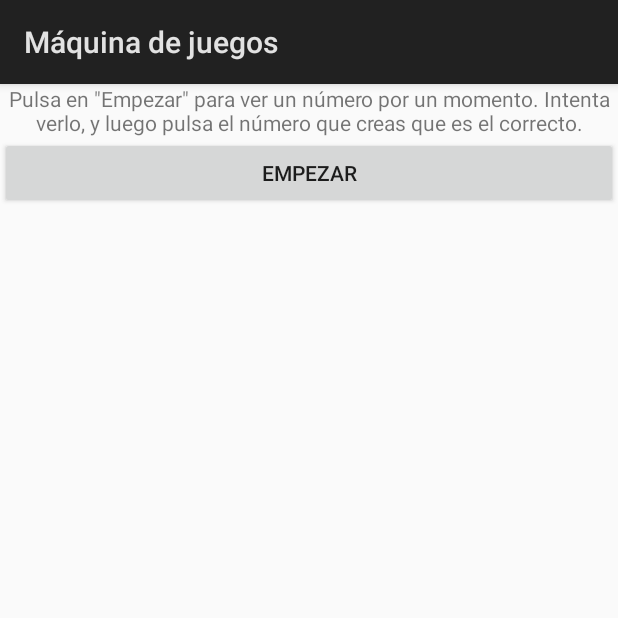
After one commit to JuanAntonioRomero/introduccion-a-android, an Android app: the SnapGameActivity screen opened directly, with no data from a screen before it, on a phone screen of 412 x 824 dp, the top half of it. The commit adds this screen. Run offline under Robolectric (Android 15) with nearby library versions, the phone set to English and light mode, and no system bars.

Commit message:
Workshop - Step 6: Snap game

```diff
--- a/app/src/main/AndroidManifest.xml
+++ b/app/src/main/AndroidManifest.xml
@@ -19,6 +19,7 @@
         <activity android:name=".GuessGameActivity"/>
         <activity android:name=".AdventureGameActivity"/>
         <activity android:name=".MemoryGameActivity"/>
+        <activity android:name=".SnapGameActivity"/>
     </application>
 
 </manifest>
--- a/app/src/main/java/com/example/everis/android/introduccionaandroid/MainActivity.java
+++ b/app/src/main/java/com/example/everis/android/introduccionaandroid/MainActivity.java
@@ -48,5 +48,14 @@ public class MainActivity extends Activity {
                 startActivity(intent);
             }
         });
+
+        Button snapGameButton = findViewById(R.id.button_game_snap);
+        snapGameButton.setOnClickListener(new View.OnClickListener() {
+            @Override
+            public void onClick(View view) {
+                Intent intent = new Intent(MainActivity.this, SnapGameActivity.class);
+                startActivity(intent);
+            }
+        });
     }
 }
--- /dev/null
+++ b/app/src/main/java/com/example/everis/android/introduccionaandroid/SnapGameActivity.java
@@ -0,0 +1,96 @@
+package com.example.everis.android.introduccionaandroid;
+
+import android.app.Activity;
+import android.os.Bundle;
+import android.text.TextUtils;
+import android.view.View;
+import android.widget.Button;
+import android.widget.LinearLayout;
+import android.widget.TextView;
+
+import java.util.ArrayList;
+import java.util.List;
+import java.util.Random;
+
+public class SnapGameActivity extends Activity {
+
+    private static final int NUMBER_DELAY = 500;
+
+    private TextView mPromptTextView;
+    private TextView mNumberTextView;
+    private LinearLayout mButtonsLayout;
+    private List<Button> mButtons;
+
+    private Random mRandom = new Random();
+    private String mTargetNumber;
+
+    @Override
+    protected void onCreate(Bundle savedInstanceState) {
+        super.onCreate(savedInstanceState);
+        setContentView(R.layout.activity_snap);
+
+        mPromptTextView = findViewById(R.id.prompt);
+        mPromptTextView.setText(R.string.snap_prompt);
+
+        mNumberTextView = findViewById(R.id.number);
+        mButtonsLayout = findViewById(R.id.layout_buttons);
+
+        initializeButtons();
+
+        findViewById(R.id.button_start).setOnClickListener(new View.OnClickListener() {
+            @Override
+            public void onClick(View view) {
+                startNewGame();
+            }
+        });
+    }
+
+    private void initializeButtons() {
+        mButtons = new ArrayList<>();
+        mButtons.add((Button) findViewById(R.id.button_option1));
+        mButtons.add((Button) findViewById(R.id.button_option2));
+        mButtons.add((Button) findViewById(R.id.button_option3));
+        mButtons.add((Button) findViewById(R.id.button_option4));
+        mButtons.add((Button) findViewById(R.id.button_option5));
+
+        View.OnClickListener listener = new View.OnClickListener() {
+            @Override
+            public void onClick(View view) {
+                mButtonsLayout.setVisibility(View.INVISIBLE);
+                mNumberTextView.setVisibility(View.VISIBLE);
+                if (TextUtils.equals(((Button) view).getText(), mTargetNumber)) {
+                    mPromptTextView.setText(R.string.snap_win);
+                } else {
+                    mPromptTextView.setText(R.string.snap_lose);
+                }
+            }
+        };
+
+        for (Button button : mButtons) {
+            button.setOnClickListener(listener);
+        }
+    }
+
+    private void startNewGame() {
+        mTargetNumber = generateFourDigitNumber();
+        mNumberTextView.setText(mTargetNumber);
+
+        int correctAnswerIndex = Math.abs(mRandom.nextInt() % mButtons.size());
+        for (int i = 0; i < mButtons.size(); i++) {
+            mButtons.get(i).setText(i == correctAnswerIndex ? mTargetNumber : generateFourDigitNumber());
+        }
+
+        mNumberTextView.setVisibility(View.VISIBLE);
+        Utils.runOnUIThread(new Runnable() {
+            @Override
+            public void run() {
+                mNumberTextView.setVisibility(View.INVISIBLE);
+                mButtonsLayout.setVisibility(View.VISIBLE);
+            }
+        }, NUMBER_DELAY);
+    }
+
+    private String generateFourDigitNumber() {
+        return String.format("%04d", Math.abs(mRandom.nextInt() % 9999));
+    }
+}
--- /dev/null
+++ b/app/src/main/res/layout/activity_snap.xml
@@ -0,0 +1,60 @@
+<?xml version="1.0" encoding="utf-8"?>
+<LinearLayout xmlns:android="http://schemas.android.com/apk/res/android"
+              android:layout_width="match_parent"
+              android:layout_height="wrap_content"
+              android:orientation="vertical">
+
+    <TextView
+        android:id="@+id/prompt"
+        android:layout_width="match_parent"
+        android:layout_height="wrap_content"
+        android:gravity="center"/>
+
+    <Button
+        android:id="@+id/button_start"
+        android:layout_width="match_parent"
+        android:layout_height="wrap_content"
+        android:text="@string/snap_start"/>
+
+    <TextView
+        android:id="@+id/number"
+        android:layout_width="match_parent"
+        android:layout_height="wrap_content"
+        android:gravity="center"
+        android:textSize="50sp"
+        android:visibility="invisible"/>
+
+    <LinearLayout
+        android:id="@+id/layout_buttons"
+        android:layout_width="match_parent"
+        android:layout_height="wrap_content"
+        android:orientation="vertical"
+        android:visibility="invisible">
+
+        <Button
+            android:id="@+id/button_option1"
+            android:layout_width="match_parent"
+            android:layout_height="wrap_content"/>
+
+        <Button
+            android:id="@+id/button_option2"
+            android:layout_width="match_parent"
+            android:layout_height="wrap_content"/>
+
+        <Button
+            android:id="@+id/button_option3"
+            android:layout_width="match_parent"
+            android:layout_height="wrap_content"/>
+
+        <Button
+            android:id="@+id/button_option4"
+            android:layout_width="match_parent"
+            android:layout_height="wrap_content"/>
+
+        <Button
+            android:id="@+id/button_option5"
+            android:layout_width="match_parent"
+            android:layout_height="wrap_content"/>
+    </LinearLayout>
+
+</LinearLayout>
--- a/app/src/main/res/values/strings.xml
+++ b/app/src/main/res/values/strings.xml
@@ -53,4 +53,9 @@
     <string name="memory_option6">Pollo</string>
     <string name="memory_option7">Queso</string>
     <string name="memory_option8">Pan</string>
+
+    <string name="snap_prompt">Pulsa en \"Empezar\" para ver un número por un momento. Intenta verlo, y luego pulsa el número que creas que es el correcto.</string>
+    <string name="snap_start">Empezar</string>
+    <string name="snap_win">¡Correcto!</string>
+    <string name="snap_lose">¡Has fallado!</string>
 </resources>
```
